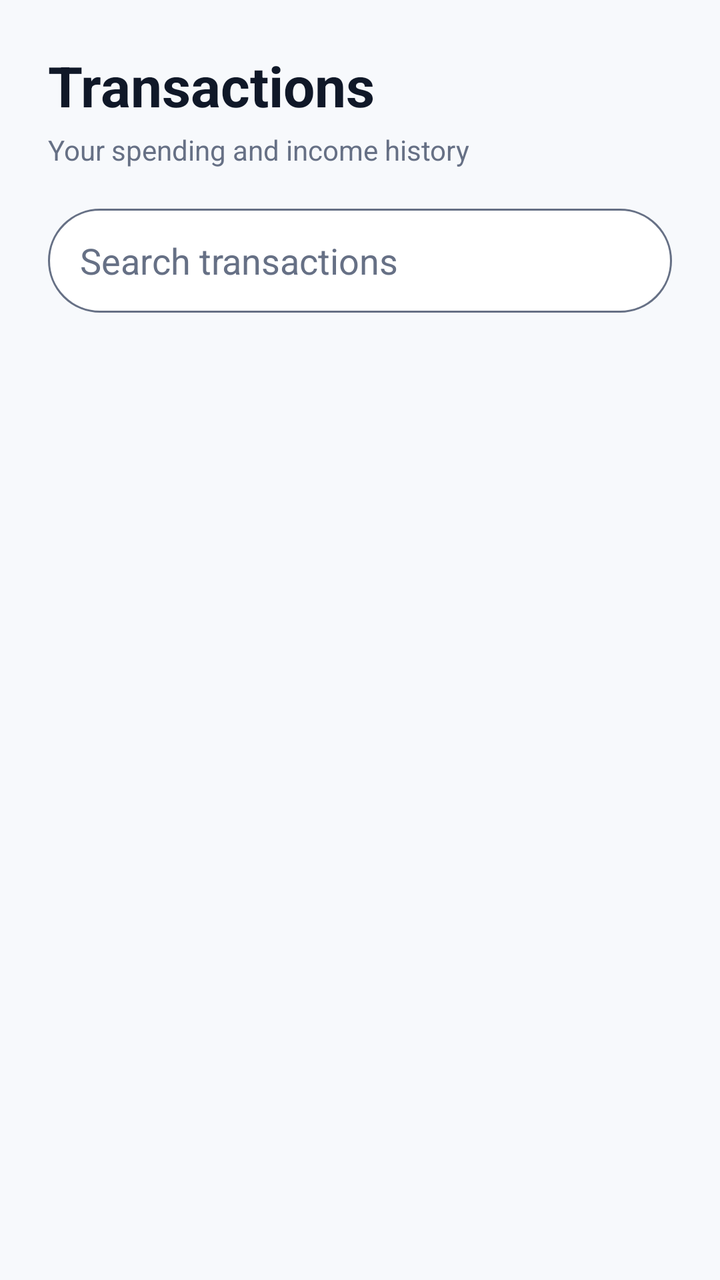
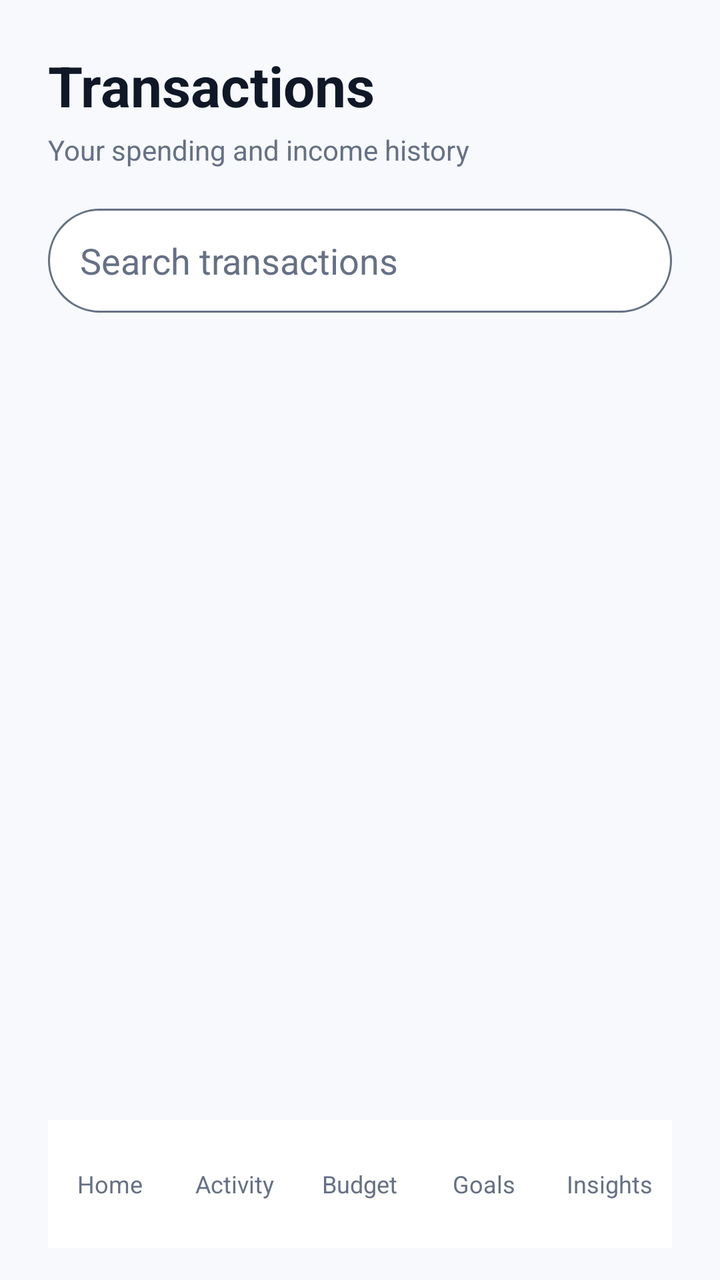

Compare the two renders of this Android layout. The source of the first and the diff that turns it into the second are given below.
<!-- AndroidManifest.xml: application theme Theme.App -->
<!-- res/layout/activity_transactions.xml -->
<?xml version="1.0" encoding="utf-8"?>
<LinearLayout xmlns:android="http://schemas.android.com/apk/res/android"
    android:layout_width="match_parent"
    android:layout_height="match_parent"
    android:background="@color/lumen_background"
    android:orientation="vertical"
    android:paddingStart="24dp"
    android:paddingTop="24dp"
    android:paddingEnd="24dp"
    android:paddingBottom="16dp">

    <TextView
        android:layout_width="wrap_content"
        android:layout_height="wrap_content"
        android:text="@string/activity_title"
        android:textColor="@color/lumen_ink"
        android:textSize="28sp"
        android:textStyle="bold" />

    <TextView
        android:layout_width="wrap_content"
        android:layout_height="wrap_content"
        android:layout_marginTop="4dp"
        android:text="@string/activity_subtitle"
        android:textColor="@color/lumen_muted"
        android:textSize="14sp" />

    <EditText
        android:id="@+id/transaction_search"
        android:layout_width="match_parent"
        android:layout_height="52dp"
        android:layout_marginTop="20dp"
        android:background="@drawable/balance_card_background"
        android:hint="@string/search_transactions"
        android:inputType="text"
        android:paddingStart="16dp"
        android:paddingEnd="16dp"
        android:singleLine="true"
        android:textColor="@color/lumen_ink"
        android:textColorHint="@color/lumen_muted" />

    <ListView
        android:id="@+id/transaction_list"
        android:layout_width="match_parent"
        android:layout_height="0dp"
        android:layout_marginTop="16dp"
        android:layout_weight="1"
        android:clipToPadding="false"
        android:divider="@null"
        android:dividerHeight="8dp"
        android:paddingBottom="12dp" />
</LinearLayout>
<!-- resources referenced by this layout -->
<resources>
  <color name="lumen_background">#F7F9FC</color>
  <color name="lumen_ink">#101828</color>
  <color name="lumen_muted">#667085</color>
  <!-- drawable balance_card_background (drawable) -->
  <?xml version="1.0" encoding="utf-8"?>
  <shape xmlns:android="http://schemas.android.com/apk/res/android"
      android:shape="rectangle">
      <solid android:color="@color/lumen_surface" />
      <stroke
          android:width="1dp"
          android:color="@color/lumen_muted" />
      <corners android:radius="28dp" />
  </shape>
  <string name="activity_subtitle">Your spending and income history</string>
  <string name="activity_title">Transactions</string>
  <string name="search_transactions">Search transactions</string>
  <style name="Theme.App" parent="android:Theme.Material.Light.NoActionBar">
          <item name="android:colorPrimary">@color/primary</item>
          <item name="android:colorAccent">@color/lumen_accent</item>
          <item name="android:windowLightStatusBar">true</item>
          <item name="android:statusBarColor">@color/lumen_background</item>
          <item name="android:navigationBarColor">@color/lumen_background</item>
          <item name="android:windowLightNavigationBar">true</item>
      </style>
  <color name="lumen_surface">#FFFFFFFF</color>
  <color name="primary">#087F6D</color>
  <color name="lumen_accent">#087F6D</color>
</resources>

<!-- the commit's change to res/layout/activity_transactions.xml (unified diff, before → after) -->
@@ -49,4 +49,22 @@
         android:divider="@null"
         android:dividerHeight="8dp"
         android:paddingBottom="12dp" />
+    <include layout="@layout/view_bottom_navigation" />
 </LinearLayout>
+<!-- res/layout/view_bottom_navigation.xml (included above) -->
+<?xml version="1.0" encoding="utf-8"?>
+<LinearLayout xmlns:android="http://schemas.android.com/apk/res/android"
+    android:id="@+id/bottom_navigation"
+    android:layout_width="match_parent"
+    android:layout_height="64dp"
+    android:background="@color/lumen_surface"
+    android:gravity="center"
+    android:orientation="horizontal"
+    android:paddingTop="6dp"
+    android:paddingBottom="6dp">
+    <TextView android:id="@+id/nav_home" style="@style/BottomNavigationItem" android:text="@string/home" />
+    <TextView android:id="@+id/nav_activity" style="@style/BottomNavigationItem" android:text="@string/activity" />
+    <TextView android:id="@+id/nav_budget" style="@style/BottomNavigationItem" android:text="@string/budget" />
+    <TextView android:id="@+id/nav_goals" style="@style/BottomNavigationItem" android:text="@string/goals" />
+    <TextView android:id="@+id/nav_insights" style="@style/BottomNavigationItem" android:text="@string/insights" />
+</LinearLayout>
<!-- resource entries referenced after the edit -->
@@ -13,9 +13,24 @@
           android:color="@color/lumen_muted" />
       <corners android:radius="28dp" />
   </shape>
+  <string name="activity">Activity</string>
   <string name="activity_subtitle">Your spending and income history</string>
   <string name="activity_title">Transactions</string>
+  <string name="budget">Budget</string>
+  <string name="goals">Goals</string>
+  <string name="home">Home</string>
+  <string name="insights">Insights</string>
   <string name="search_transactions">Search transactions</string>
+  <style name="BottomNavigationItem">
+          <item name="android:layout_width">0dp</item>
+          <item name="android:layout_height">match_parent</item>
+          <item name="android:layout_weight">1</item>
+          <item name="android:gravity">center</item>
+          <item name="android:textColor">@color/lumen_muted</item>
+          <item name="android:textSize">12sp</item>
+          <item name="android:clickable">true</item>
+          <item name="android:focusable">true</item>
+      </style>
   <style name="Theme.App" parent="android:Theme.Material.Light.NoActionBar">
           <item name="android:colorPrimary">@color/primary</item>
           <item name="android:colorAccent">@color/lumen_accent</item>
